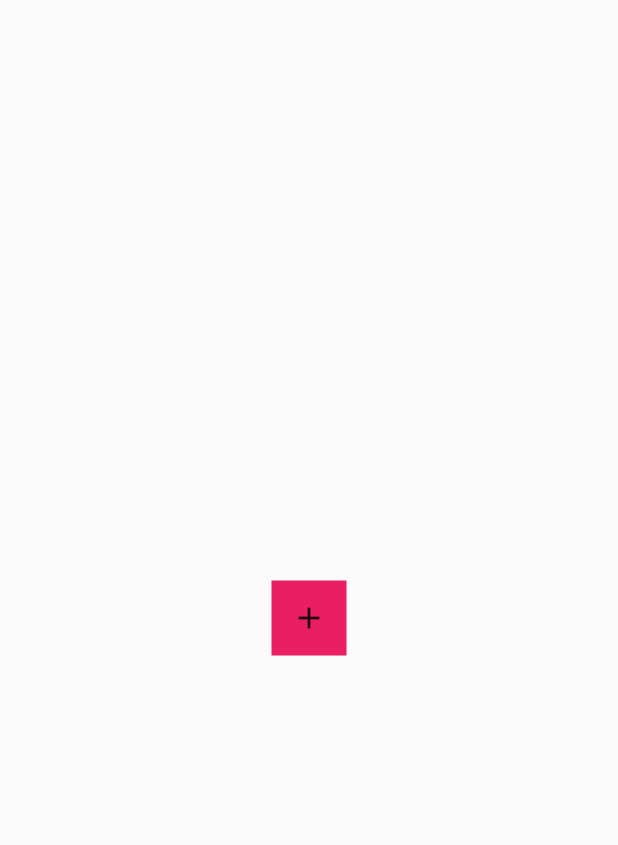
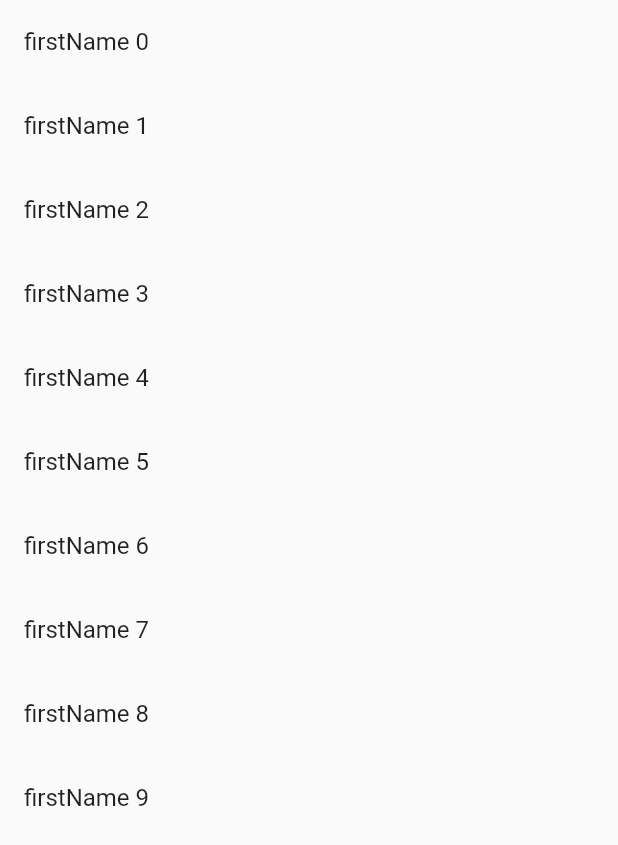
Before and after one commit to Harshit2929/WorkItOffline, a Flutter app: the HomePage screen opened by its route, after a tap on the "add" icon, on a phone screen of 412 x 824 dp. Shown: the top 845 px of the screen. Run offline on Flutter 3.47's test engine with Material 2 defaults, Android fonts, the phone set to English and light mode, and no system bars; our stand-ins replace dio.

Commit message:
added newMeeting paged

```diff
--- /dev/null
+++ b/app/lib/models/member.dart
@@ -0,0 +1,11 @@
+class Member {
+  final int uid;
+  final String firstName, lastName, middleName;
+
+  Member({
+    required this.uid,
+    required this.firstName,
+    required this.lastName,
+    required this.middleName,
+  });
+}
--- a/app/lib/pages/home.dart
+++ b/app/lib/pages/home.dart
@@ -7,17 +7,35 @@ class HomePage extends StatelessWidget {
   @override
   Widget build(BuildContext context) {
     return Scaffold(
-        body: Center(
-      child: Container(
+      appBar: AppBar(
+        title: const Text('Home'),
+      ),
+      body: Center(
+          child: GridView.count(
+        crossAxisCount: 2,
+        children: [
+          _button(Icons.add, '', context, AllRoutesConstants.newMeeting),
+          _button(Icons.list_alt, '', context, AllRoutesConstants.records)
+        ],
+      )),
+    );
+  }
+
+  Widget _button(
+      IconData icon, String text, BuildContext context, String route) {
+    return Container(
+        padding: const EdgeInsets.all(20),
         width: 50,
         height: 50,
-        color: Colors.pink,
-        child: IconButton(
+        child: Container(
+          color: Colors.pink,
+          child: IconButton(
+            color: Colors.white,
             onPressed: () {
-              Navigator.pushNamed(context, AllRoutesConstants.newMeeting);
+              Navigator.pushNamed(context, route);
             },
-            icon: const Icon(Icons.add)),
-      ),
-    ));
+            icon: Icon(icon),
+          ),
+        ));
   }
 }
--- a/app/lib/pages/init_page.dart
+++ b/app/lib/pages/init_page.dart
@@ -10,7 +10,6 @@ class InitialPage extends StatelessWidget {
   Widget build(BuildContext context) {
     return Scaffold(
       body: Center(
-        child: Expanded(
         child: SafeArea(
           child: Container(
             padding: const EdgeInsets.symmetric(vertical: 10, horizontal: 10),
@@ -25,7 +24,8 @@ class InitialPage extends StatelessWidget {
                   text: TextConstants.login,
                   callback: () {
                     // Navigator.pushNamed(context, AllRoutesConstants.login);
-                      Navigator.pushNamed(context, AllRoutesConstants.home);
+                    Navigator.pushReplacementNamed(
+                        context, AllRoutesConstants.home);
                   },
                 )
               ],
@@ -33,7 +33,6 @@ class InitialPage extends StatelessWidget {
           ),
         ),
       ),
-      ),
     );
   }
 }
--- a/app/lib/pages/new_meeting.dart
+++ b/app/lib/pages/new_meeting.dart
@@ -0,0 +1,41 @@
+import 'package:app/models/member.dart';
+import 'package:flutter/material.dart';
+
+class NewMeeting extends StatelessWidget {
+  NewMeeting({Key? key}) : super(key: key);
+
+  final meetingNo = 3;
+  final DateTime date = DateTime.now();
+  final members = List<Member>.generate(
+    10,
+        (index) =>
+        Member(
+          uid: index,
+          firstName: 'firstName $index',
+          lastName: 'lastName $index',
+          middleName: 'middleNam $index',
+        ),
+  );
+
+  @override
+  Widget build(BuildContext context) {
+    return Scaffold(
+      body: Center(
+        // children: [
+        //   Text("Meeting No: $meetingNo"),
+        //   Text("Date : ${date.day}/${date.month}/${date.year}"),
+        //   const Text("Member List"),
+        child: ListView.builder(
+          itemBuilder: _itemBuilder,
+          itemCount: members.length,
+        ),
+      ),
+    );
+  }
+
+  Widget _itemBuilder(BuildContext context, int index) {
+    return ListTile(
+      title: Text(members[index].firstName),
+    );
+  }
+}
--- a/app/lib/routes.dart
+++ b/app/lib/routes.dart
@@ -1,5 +1,6 @@
 import 'package:app/pages/home.dart';
 import 'package:app/pages/init_page.dart';
+import 'package:app/pages/new_meeting.dart';
 import 'package:flutter/material.dart';
 
 import 'pages/login.dart';
@@ -13,7 +14,7 @@ Route? onGenerateRoute(RouteSettings settings) {
     case AllRoutesConstants.home:
       return MaterialPageRoute(builder: (_) => HomePage());
     case AllRoutesConstants.newMeeting:
-      return MaterialPageRoute(builder: (_) => HomePage());
+      return MaterialPageRoute(builder: (_) => NewMeeting());
   }
 }
 
@@ -24,4 +25,5 @@ class AllRoutesConstants {
   static const home = 'home';
   static const login = 'login';
   static const newMeeting = 'newMeeting';
+  static const records = 'records';
 }
--- a/app/pubspec.yaml
+++ b/app/pubspec.yaml
@@ -34,6 +34,9 @@ dependencies:
   # The following adds the Cupertino Icons font to your application.
   # Use with the CupertinoIcons class for iOS style icons.
   cupertino_icons: ^1.0.2
+  dio: ^4.0.6
+  connectivity_plus: ^2.3.6+1
+  sqflite: ^2.0.3+1
 
 dev_dependencies:
   flutter_test:
```
Also changed, not shown: app/lib/database/databaseHelper.dart (added, +7 -0 lines), app/lib/services/request.service.dart (added, +44 -0 lines), app/lib/database/members.database.dart (added), app/pubspec.lock. Lines whose indentation alone changed are shown as unchanged.
